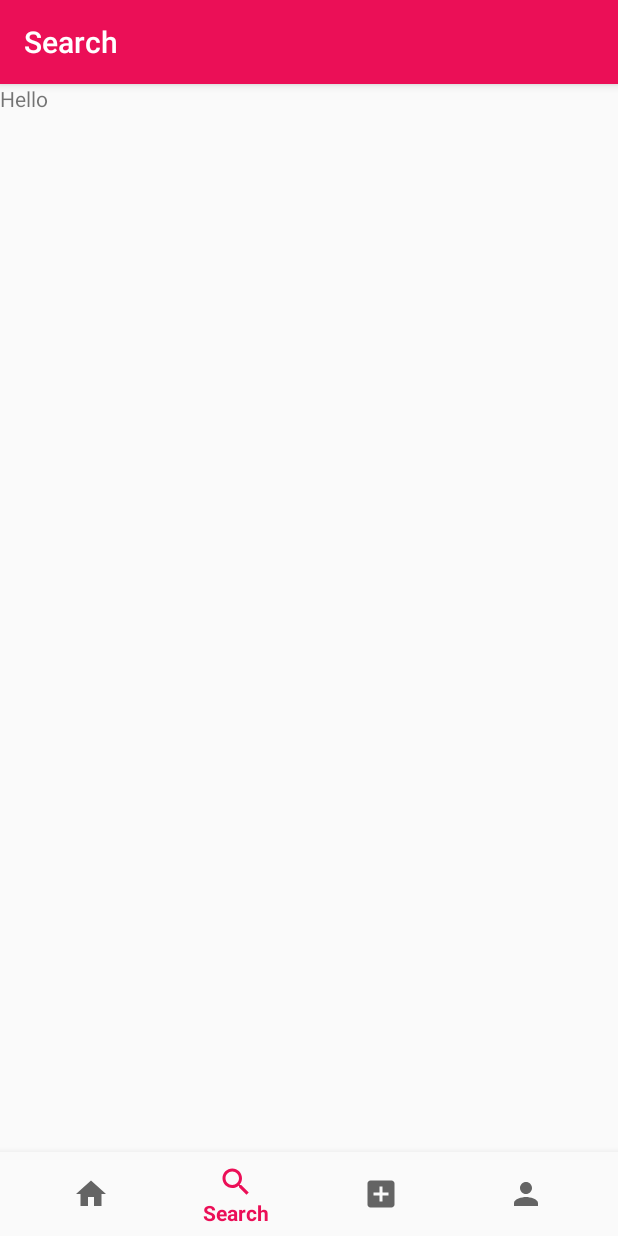
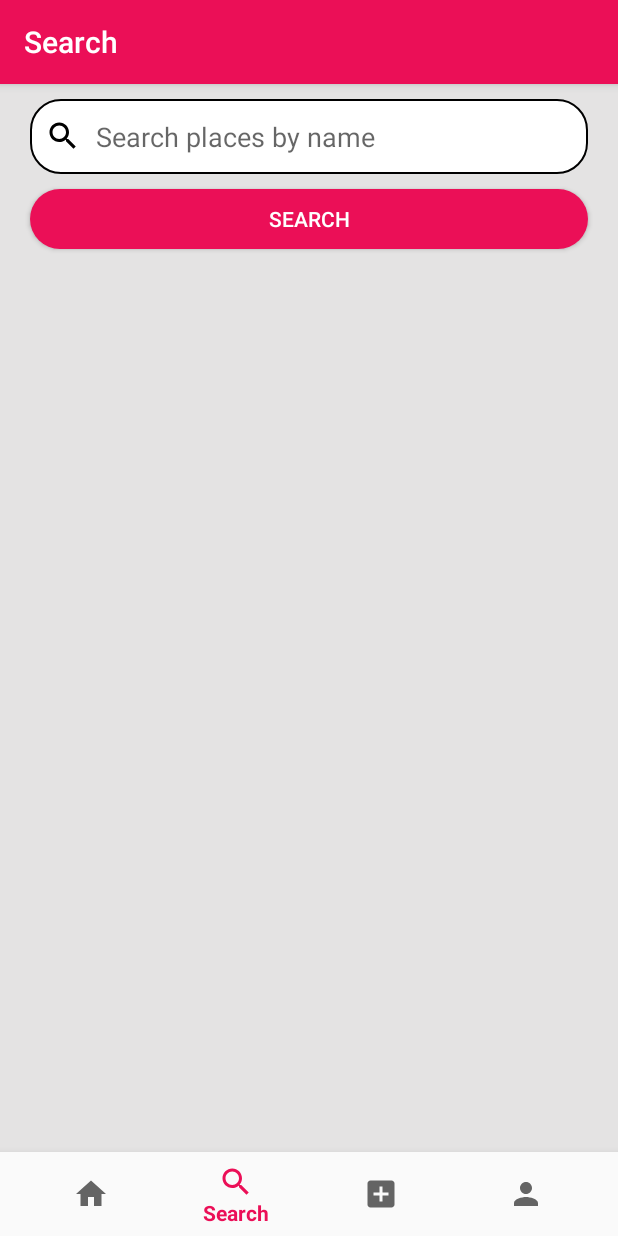
Before and after one commit to jcamilovelandiab/TravelApp-android, an Android app: the SearchFragment screen opened through its navigation route, on a phone screen of 412 x 824 dp. Run offline under Robolectric (Android 15) with nearby library versions, the phone set to English and light mode, and no system bars; our stand-ins replace navigation-ui.

Commit message:
search view is done

```diff
--- a/app/src/main/AndroidManifest.xml
+++ b/app/src/main/AndroidManifest.xml
@@ -10,8 +10,7 @@
         android:supportsRtl="true"
         android:theme="@style/AppTheme">
         <activity
-            android:name=".ui.main.MainActivity"
-            android:label="@string/title_activity_main"></activity>
+            android:name=".ui.main.MainActivity"></activity>
         <activity
             android:name=".ui.auth.sign_up.SignUpActivity"
             android:theme="@style/AppTheme.NoActionBar" />
--- a/app/src/main/java/com/app/travelapp/data/repositories/PlaceRepository.java
+++ b/app/src/main/java/com/app/travelapp/data/repositories/PlaceRepository.java
@@ -29,4 +29,8 @@ public class PlaceRepository {
         return dataSourceCache.getPlaces();
     }
 
+    public List<Place> findByName(String name){
+        return dataSourceCache.getPlacesByName(name);
+    }
+
 }
--- a/app/src/main/java/com/app/travelapp/ui/main/ViewModelFactory.java
+++ b/app/src/main/java/com/app/travelapp/ui/main/ViewModelFactory.java
@@ -10,6 +10,7 @@ import com.app.travelapp.data.datasources.DataSourceCache;
 import com.app.travelapp.data.datasources.DataSourceFirebase;
 import com.app.travelapp.data.repositories.PlaceRepository;
 import com.app.travelapp.ui.main.home.HomeViewModel;
+import com.app.travelapp.ui.main.search.SearchViewModel;
 
 public class ViewModelFactory implements ViewModelProvider.Factory {
 
@@ -25,7 +26,9 @@ public class ViewModelFactory implements ViewModelProvider.Factory {
         DataSourceCache dataSourceCache = DataSourceCache.getInstance();
         if (modelClass.isAssignableFrom(HomeViewModel.class)) {
             return (T) new HomeViewModel(PlaceRepository.getInstance(dataSourceCache, dataSourceFirebase));
-        }else {
+        } else if(modelClass.isAssignableFrom(SearchViewModel.class)){
+            return (T) new SearchViewModel(PlaceRepository.getInstance(dataSourceCache, dataSourceFirebase));
+        } else {
             throw new IllegalArgumentException("Unknown ViewModel class");
         }
     }
--- a/app/src/main/java/com/app/travelapp/ui/main/search/SearchFragment.java
+++ b/app/src/main/java/com/app/travelapp/ui/main/search/SearchFragment.java
@@ -4,32 +4,70 @@ import android.os.Bundle;
 import android.view.LayoutInflater;
 import android.view.View;
 import android.view.ViewGroup;
+import android.widget.Button;
+import android.widget.EditText;
+import android.widget.ListView;
+import android.widget.Toast;
 
 import androidx.annotation.NonNull;
 import androidx.annotation.Nullable;
 import androidx.fragment.app.Fragment;
+import androidx.lifecycle.Observer;
 import androidx.lifecycle.ViewModelProviders;
 
 import com.app.travelapp.R;
+import com.app.travelapp.data.model.Place;
+import com.app.travelapp.ui.adapters.PlaceArrayAdapter;
+import com.app.travelapp.ui.main.ViewModelFactory;
+
+import java.util.ArrayList;
+import java.util.List;
 
 public class SearchFragment extends Fragment {
 
-    private SearchViewModel mViewModel;
+    private SearchViewModel searchViewModel;
+    ListView lv_places;
+    EditText et_search_text;
+    Button btn_search;
 
-    public static SearchFragment newInstance() {
-        return new SearchFragment();
+    public View onCreateView(@NonNull LayoutInflater inflater,
+                             ViewGroup container, Bundle savedInstanceState) {
+        searchViewModel =
+                ViewModelProviders.of(this, new ViewModelFactory(getActivity())).get(SearchViewModel.class);
+        View root = inflater.inflate(R.layout.fragment_search, container, false);
+        connectModelWithView(root);
+        configureBtnSearch();
+        configurePlaceListObserver();
+        return root;
     }
 
-    @Override
-    public View onCreateView(@NonNull LayoutInflater inflater,
-                             ViewGroup container, Bundle savedInstanceState){
-        return inflater.inflate(R.layout.fragment_add, container, false);
+    private void connectModelWithView(View view){
+        lv_places = view.findViewById(R.id.search_lv_places);
+        et_search_text = view.findViewById(R.id.search_et_search_text);
+        btn_search = view.findViewById(R.id.search_btn_search);
     }
 
-    @Override
-    public void onActivityCreated(@Nullable Bundle savedInstanceState) {
-        super.onActivityCreated(savedInstanceState);
-        mViewModel = ViewModelProviders.of(this).get(SearchViewModel.class);
-        // TODO: Use the ViewModel
+    private void configureBtnSearch(){
+        btn_search.setOnClickListener(new View.OnClickListener() {
+            @Override
+            public void onClick(View v) {
+                if(et_search_text.getText().toString().isEmpty()){
+                    Toast.makeText(getContext(), "Insert a keyword please.", Toast.LENGTH_SHORT).show();
+                }else{
+                    searchViewModel.findPlacesByName(et_search_text.getText().toString());
+                }
+            }
+        });
+    }
+
+    private void configurePlaceListObserver(){
+        searchViewModel.getPlaceList().observe(getViewLifecycleOwner(), new Observer<List<Place>>() {
+            @Override
+            public void onChanged(List<Place> places) {
+                PlaceArrayAdapter adapter = new PlaceArrayAdapter(getActivity(), (ArrayList) places);
+                lv_places.setAdapter(adapter);
+                adapter.notifyDataSetChanged();
+            }
+        });
     }
 }
--- a/app/src/main/java/com/app/travelapp/ui/main/search/SearchViewModel.java
+++ b/app/src/main/java/com/app/travelapp/ui/main/search/SearchViewModel.java
@@ -4,16 +4,31 @@ import androidx.lifecycle.LiveData;
 import androidx.lifecycle.MutableLiveData;
 import androidx.lifecycle.ViewModel;
 
+import com.app.travelapp.data.model.Place;
+import com.app.travelapp.data.repositories.PlaceRepository;
+
+import java.util.ArrayList;
+import java.util.List;
+
 public class SearchViewModel extends ViewModel {
 
-    private MutableLiveData<String> mText;
+    private PlaceRepository placeRepository;
+    private MutableLiveData<List<Place>> placeList = new MutableLiveData<>();
 
-    public SearchViewModel() {
-        mText = new MutableLiveData<>();
-        mText.setValue("This is dashboard fragment");
+    public SearchViewModel(PlaceRepository placeRepository) {
+        this.placeRepository = placeRepository;
+        List<Place> places = new ArrayList<>();
+        placeList.setValue(places);
     }
 
-    public LiveData<String> getText() {
-        return mText;
+    public LiveData<List<Place>> getPlaceList() {
+        return placeList;
     }
+
+    public void findPlacesByName(String search_name) {
+        if(search_name==null || search_name.isEmpty()) return;
+        List<Place> places = placeRepository.findByName(search_name);
+        placeList.setValue(places);
+    }
+
 }
--- /dev/null
+++ b/app/src/main/res/drawable/edit_text_round.xml
@@ -0,0 +1,11 @@
+<?xml version="1.0" encoding="utf-8"?>
+<shape xmlns:android="http://schemas.android.com/apk/res/android"
+    android:shape="rectangle">
+
+    <solid android:color="#FFFFFF" />
+    <corners android:radius="20dp"/>
+    <stroke
+        android:width="1dp"
+        android:color="@android:color/black" />
+
+</shape>
--- a/app/src/main/res/layout/fragment_search.xml
+++ b/app/src/main/res/layout/fragment_search.xml
@@ -4,19 +4,51 @@
     xmlns:tools="http://schemas.android.com/tools"
     android:layout_width="match_parent"
     android:layout_height="match_parent"
-    tools:context=".ui.main.search.SearchFragment">
+    tools:context=".ui.main.search.SearchFragment"
+    android:background="#E4E3E3">
 
-    <TextView
-        android:id="@+id/text_dashboard"
+    <EditText
+        android:id="@+id/search_et_search_text"
+        android:hint="@string/prompt_search_place"
+        android:layout_marginLeft="20dp"
+        android:layout_marginRight="20dp"
+        android:layout_marginTop="10dp"
+        android:layout_marginBottom="10dp"
+        android:layout_width="match_parent"
+        android:drawableLeft="@drawable/ic_search_black_24dp"
+        android:drawablePadding="10dp"
+        android:layout_height="50dp"
+        android:inputType="text"
+        android:padding="10dp"
+        android:gravity="center_vertical"
+        android:background="@drawable/edit_text_round"
+        app:layout_constraintTop_toTopOf="parent"
+        app:layout_constraintLeft_toLeftOf="parent"
+        app:layout_constraintRight_toRightOf="parent">
+    </EditText>
+
+    <Button
+        android:id="@+id/search_btn_search"
+        android:text="@string/action_search"
+        android:layout_marginTop="10dp"
+        android:layout_marginLeft="20dp"
+        android:layout_marginRight="20dp"
+        android:layout_width="match_parent"
+        android:layout_height="40dp"
+        android:background="@drawable/button_round"
+        app:layout_constraintTop_toBottomOf="@id/search_et_search_text"
+        app:layout_constraintLeft_toLeftOf="parent"
+        app:layout_constraintRight_toRightOf="parent"
+        android:textColor="#FFFFFF"/>
+
+    <ListView
+        android:layout_marginTop="10dp"
+        android:id="@+id/search_lv_places"
         android:layout_width="match_parent"
         android:layout_height="wrap_content"
-        android:layout_marginStart="8dp"
-        android:layout_marginTop="8dp"
-        android:layout_marginEnd="8dp"
-        android:textAlignment="center"
-        android:textSize="20sp"
-        app:layout_constraintBottom_toBottomOf="parent"
-        app:layout_constraintEnd_toEndOf="parent"
-        app:layout_constraintStart_toStartOf="parent"
-        app:layout_constraintTop_toTopOf="parent" />
+        android:paddingBottom="175dp"
+        app:layout_constraintLeft_toLeftOf="parent"
+        app:layout_constraintRight_toRightOf="parent"
+        app:layout_constraintTop_toBottomOf="@id/search_btn_search" />
+
 </androidx.constraintlayout.widget.ConstraintLayout>
--- a/app/src/main/res/values/strings.xml
+++ b/app/src/main/res/values/strings.xml
@@ -16,12 +16,17 @@
     <string name="prompt_password">Password</string>
     <string name="prompt_full_name">Full name</string>
     <string name="prompt_confirm_password">Confirm password</string>
+    <string name="prompt_search_place">Search places by name</string>
 
     <!-- Strings related to buttons -->
     <string name="action_sign_in">Already a member? Login</string>
     <string name="action_sign_in_short">Sign in</string>
     <string name="action_sign_up">Don\'t have an account? Sign up</string>
     <string name="action_sign_up_short">Sign up</string>
+    <string name="action_search">Search</string>
+
+
+    <!-- Strings related to view titles -->
     <string name="title_activity_main">MainActivity</string>
     <string name="title_home">Home</string>
     <string name="title_dashboard">Dashboard</string>
@@ -29,4 +34,5 @@
     <string name="title_add">Add</string>
     <string name="title_profile">Profile</string>
     <string name="title_search">Search</string>
+
 </resources>
```
Also changed, not shown: app/src/main/java/com/app/travelapp/data/datasources/DataSourceCache.java (+18 -3 lines), app/src/main/res/layout/fragment_home.xml (+5 -3 lines).
